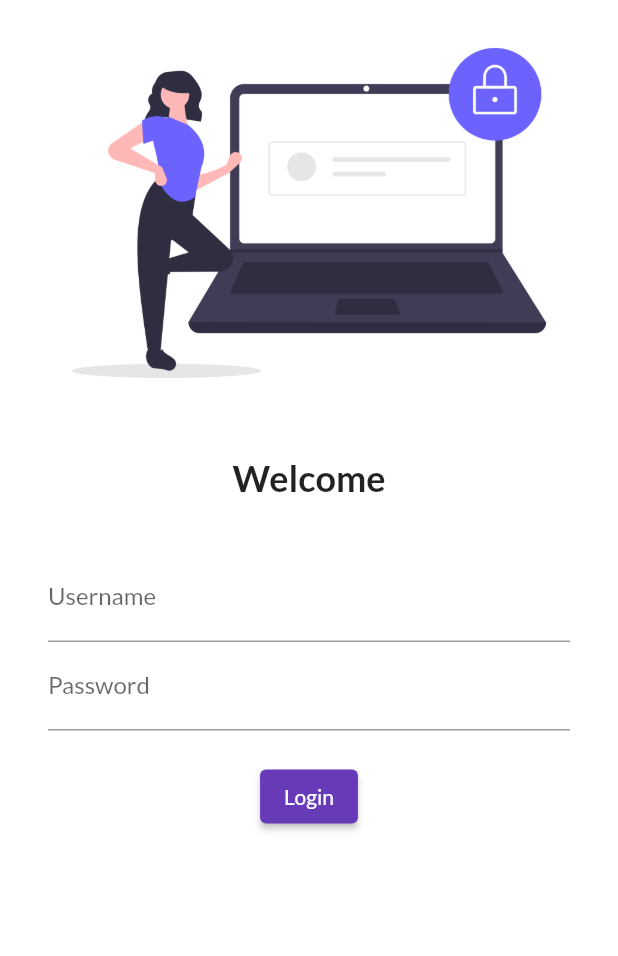
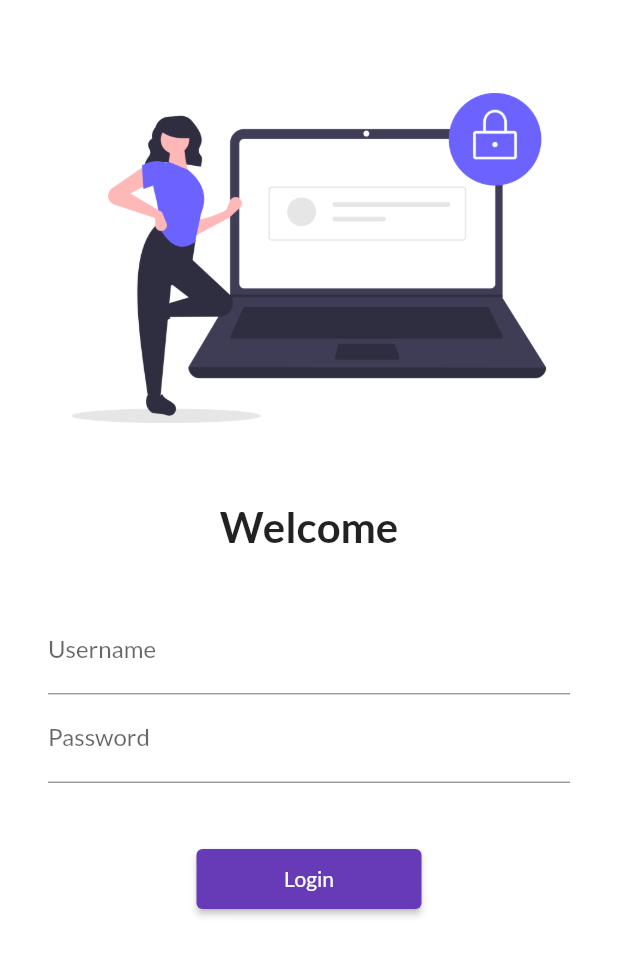
Before and after one commit to ShahinurShawon-238/flutter, a Flutter app: the screen it shows after launch, on a phone screen of 412 x 824 dp. Shown: the top 956 px of the screen. Run offline on Flutter 3.47's test engine with Material 2 defaults, Android fonts, the phone set to English and light mode, and no system bars; our stand-ins replace google_fonts.

Commit message:
day 5 complete

```diff
--- a/lib/main.dart
+++ b/lib/main.dart
@@ -1,3 +1,4 @@
+import 'package:first_app/utls/routes.dart';
 import 'package:flutter/material.dart';
 import 'package:google_fonts/google_fonts.dart';
 import 'pages/home.dart';
@@ -22,11 +23,11 @@ class MyApp extends StatelessWidget {
         brightness: Brightness.dark
       ),
       themeMode: ThemeMode.light,
-
+      //debugShowCheckedModeBanner: false,
       routes: {
         "/": (context)=>LoginPage(),
-        "/home": (context)=>const HomePage(),
-        "/login": (context)=>LoginPage(),
+        MyRoutes.homeRoute: (context)=>const HomePage(),
+        MyRoutes.loginRoute: (context)=>LoginPage(),
       },
     );
   }
--- a/lib/pages/login.dart
+++ b/lib/pages/login.dart
@@ -1,3 +1,4 @@
+import 'package:first_app/utls/routes.dart';
 import 'package:flutter/material.dart';
 
 class LoginPage extends StatelessWidget {
@@ -5,8 +6,12 @@ class LoginPage extends StatelessWidget {
   Widget build(BuildContext context) {
     return Material(
       color: Colors.white,
+      child: SingleChildScrollView(
         child: Column(
           children: [
+            const SizedBox(
+              height: 30.0,
+            ),
             Image.asset("assets/images/login.png", fit: BoxFit.cover),
             const SizedBox(
               height: 20.0,
@@ -14,7 +19,7 @@ class LoginPage extends StatelessWidget {
             const Text(
               "Welcome",
               style: TextStyle(
-              fontSize: 24,
+                fontSize: 28,
                 fontWeight: FontWeight.bold,
               ),
             ),
@@ -40,15 +45,16 @@ class LoginPage extends StatelessWidget {
                     ),
                   ),
                   const SizedBox(
-                  height: 20.0,
+                    height: 40.0,
                   ),
                   ElevatedButton(
                     child: const Text("Login"),
                     onPressed: () {
-                    print("Pressed");
+                      Navigator.pushNamed(context, MyRoutes.homeRoute);
                     },
                     style: ElevatedButton.styleFrom(
                       primary: Colors.deepPurple,
+                      minimumSize: const Size(150, 40),
                     ),
                   )
                 ],
@@ -56,6 +62,7 @@ class LoginPage extends StatelessWidget {
             ),
           ],
         ),
+      ),
     );
   }
 }
--- /dev/null
+++ b/lib/utls/routes.dart
@@ -0,0 +1,4 @@
+class MyRoutes {
+  static String loginRoute = "/login";
+  static String homeRoute = "/home";
+}
```
Lines whose indentation alone changed are shown as unchanged.
